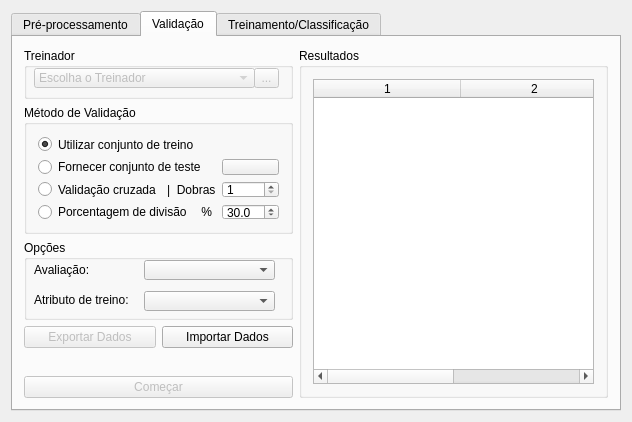
Old version of the form Interface/InterfaceFAMA/janela.ui in the repository cristianommsilva/machine-learning-ip-ime.
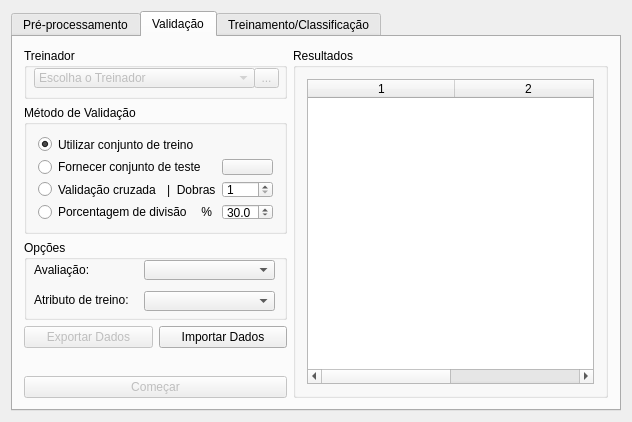
New version of the form. The open tabs and pages were chosen to show the change. Icons and pictures are not drawn.

The edit to the form file:
```diff
--- a/Interface/InterfaceFAMA/janela.ui
+++ b/Interface/InterfaceFAMA/janela.ui
@@ -811,7 +811,10 @@
              <number>1</number>
             </property>
             <property name="minimum">
-             <double>0.000000000000000</double>
+             <double>1.000000000000000</double>
+            </property>
+            <property name="maximum">
+             <double>99.000000000000000</double>
             </property>
             <property name="value">
              <double>30.000000000000000</double>
```
Left out of the diff: 36 changed lines with no effect on the pictures.
